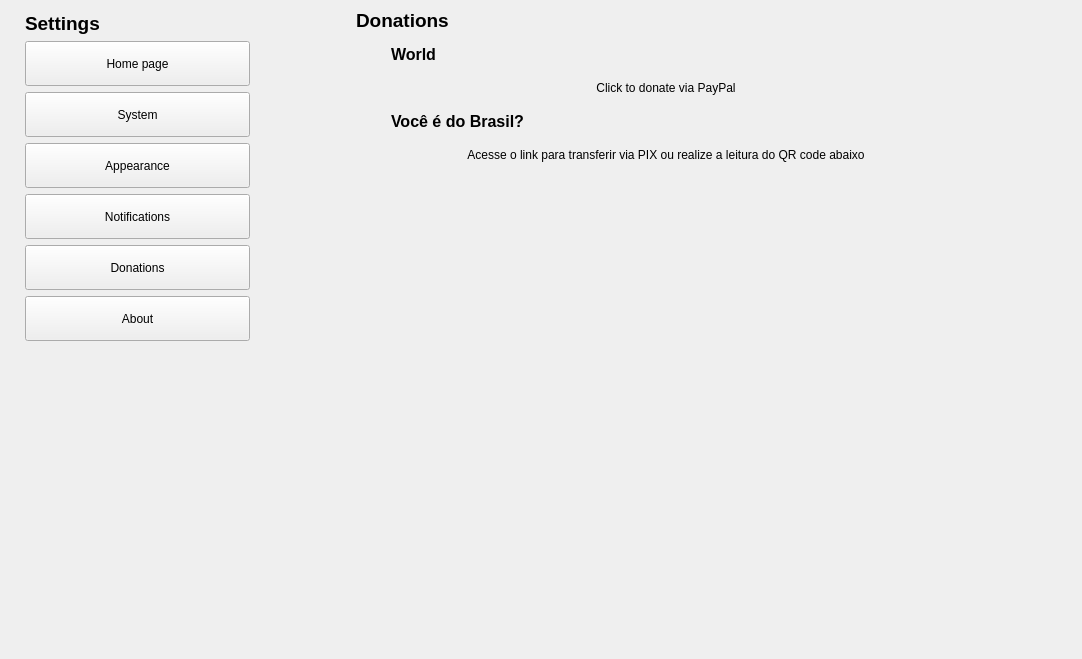
First picture: the form in zapzap/view/settings.ui, repository rafatosta/zapzap, before the edit.
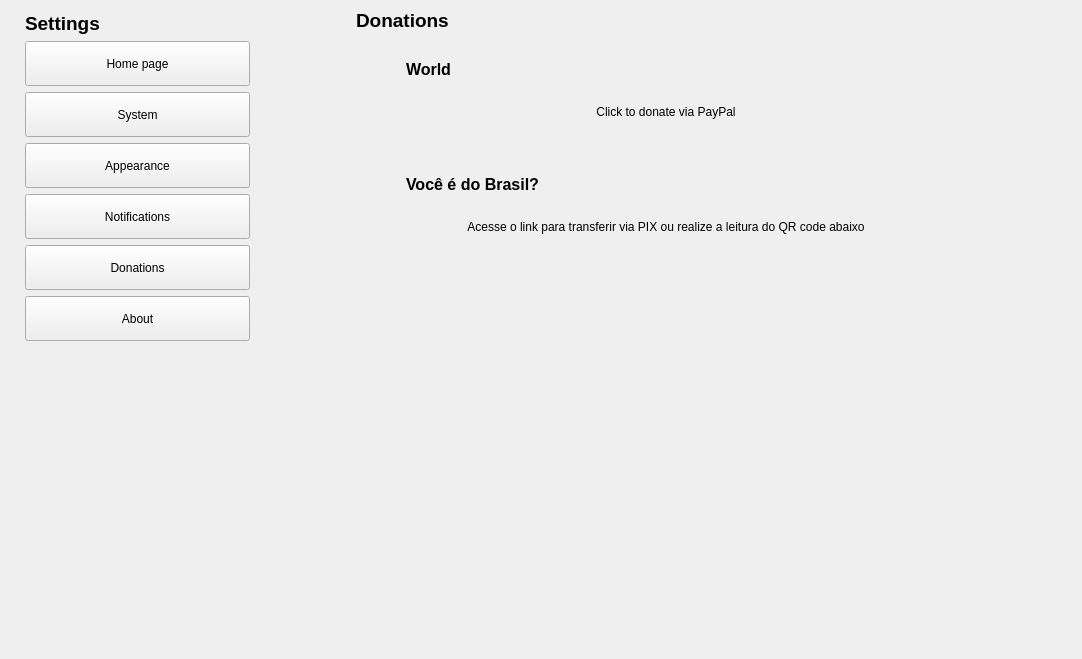
Second picture: the form after the edit. The open tabs and pages were chosen to show the change.

Commit message: Donation Panel Adjustments

The edit to the form file:
```diff
--- a/zapzap/view/settings.ui
+++ b/zapzap/view/settings.ui
@@ -1648,8 +1648,8 @@
            <rect>
             <x>0</x>
             <y>0</y>
-            <width>642</width>
-            <height>376</height>
+            <width>832</width>
+            <height>659</height>
            </rect>
           </property>
           <layout class="QVBoxLayout" name="verticalLayout_30">
@@ -1756,16 +1756,16 @@
                       <number>10</number>
                      </property>
                      <property name="leftMargin">
-                      <number>0</number>
+                      <number>15</number>
                      </property>
                      <property name="topMargin">
-                      <number>0</number>
+                      <number>15</number>
                      </property>
                      <property name="rightMargin">
-                      <number>0</number>
+                      <number>15</number>
                      </property>
                      <property name="bottomMargin">
-                      <number>0</number>
+                      <number>15</number>
                      </property>
                      <item>
                       <layout class="QHBoxLayout" name="horizontalLayout_26">
@@ -1811,6 +1811,18 @@
                      </item>
                      <item>
                       <widget class="QPushButton" name="btn_buy_paypal">
+                       <property name="minimumSize">
+                        <size>
+                         <width>0</width>
+                         <height>40</height>
+                        </size>
+                       </property>
+                       <property name="maximumSize">
+                        <size>
+                         <width>16777215</width>
+                         <height>40</height>
+                        </size>
+                       </property>
                        <property name="cursor">
                         <cursorShape>PointingHandCursor</cursorShape>
                        </property>
@@ -1850,16 +1862,16 @@
                       <number>10</number>
                      </property>
                      <property name="leftMargin">
-                      <number>0</number>
+                      <number>15</number>
                      </property>
                      <property name="topMargin">
-                      <number>0</number>
+                      <number>15</number>
                      </property>
                      <property name="rightMargin">
-                      <number>0</number>
+                      <number>15</number>
                      </property>
                      <property name="bottomMargin">
-                      <number>0</number>
+                      <number>15</number>
                      </property>
                      <item>
                       <layout class="QHBoxLayout" name="horizontalLayout_24">
@@ -1905,6 +1917,18 @@
                      </item>
                      <item>
                       <widget class="QPushButton" name="btn_pix">
+                       <property name="minimumSize">
+                        <size>
+                         <width>0</width>
+                         <height>40</height>
+                        </size>
+                       </property>
+                       <property name="maximumSize">
+                        <size>
+                         <width>16777215</width>
+                         <height>40</height>
+                        </size>
+                       </property>
                        <property name="cursor">
                         <cursorShape>PointingHandCursor</cursorShape>
                        </property>
```
Left out of the diff: 14 changed lines with no effect on the pictures. The commit also changes 2 other files.
